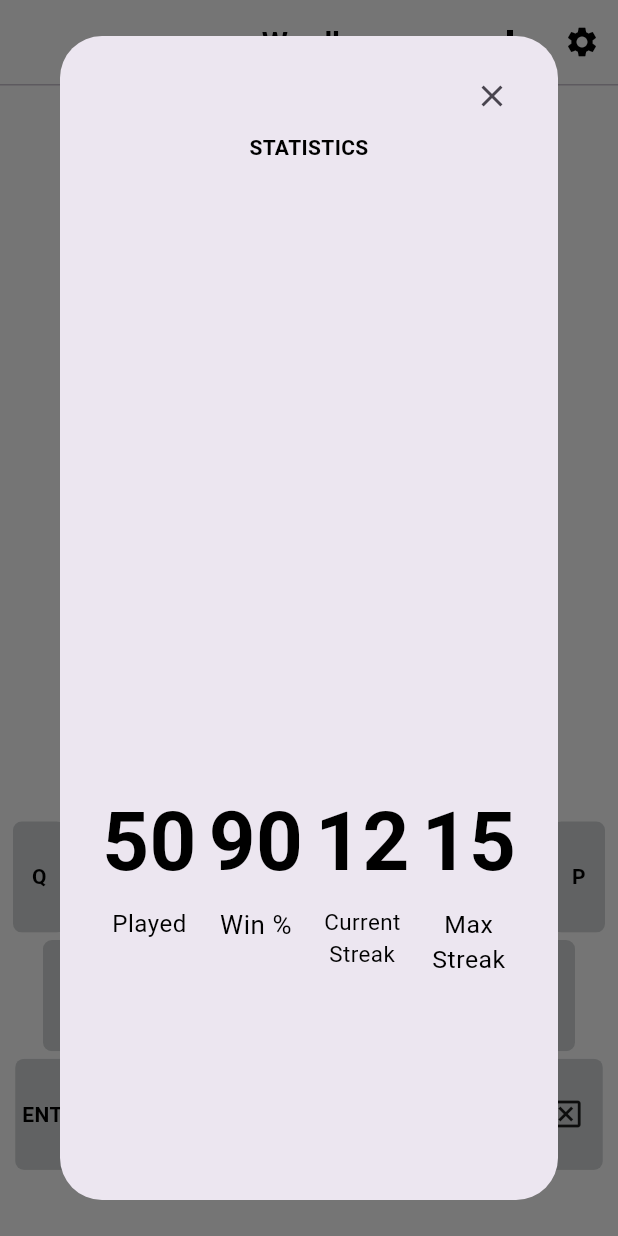
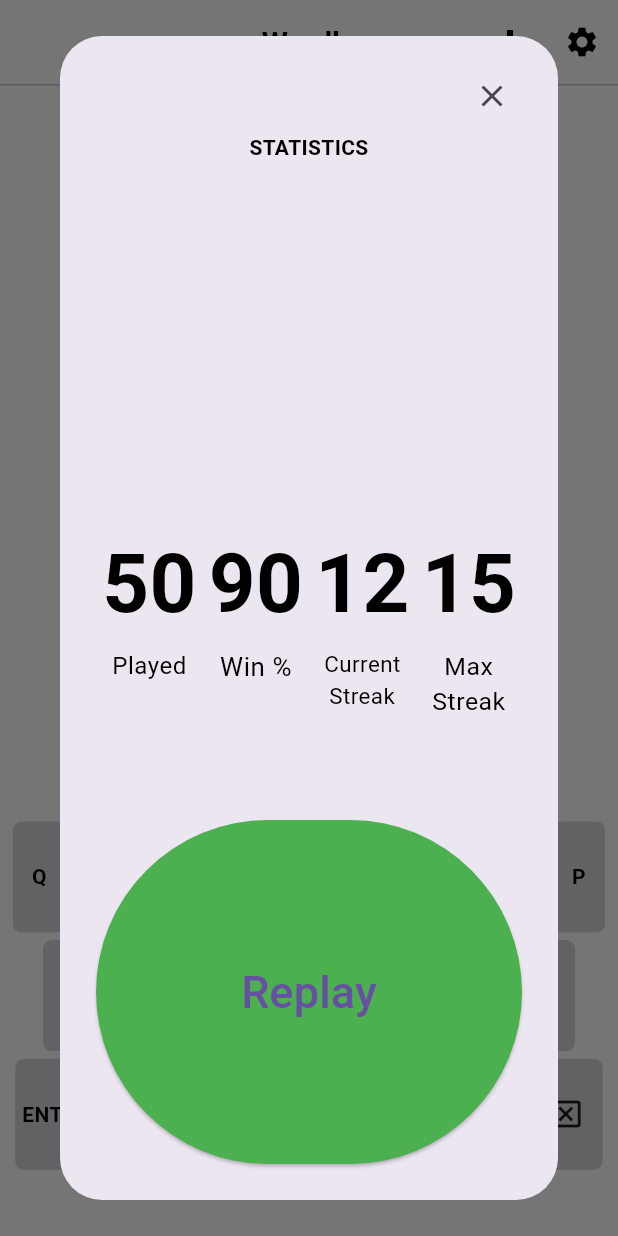
Before and after one commit to b-artur/wordler, a Flutter app: the screen it shows after launch, after a tap on the "bar chart" icon, on a phone screen of 412 x 824 dp. Run offline on Flutter 3.47's test engine with Material 3 defaults, Android fonts, the phone set to English and light mode, and no system bars; our stand-ins replace shared_preferences.

Commit message:
New features: -- implement game restarting button and functionality

```diff
--- a/lib/components/stats_box.dart
+++ b/lib/components/stats_box.dart
@@ -1,5 +1,8 @@
 import 'package:flutter/material.dart';
 import 'package:wordle/components/stats_tile.dart';
+import 'package:wordle/constants/answer_stages.dart';
+import 'package:wordle/data/keys_map.dart';
+import 'package:wordle/main.dart';
 
 class StatsBox extends StatefulWidget {
   const StatsBox({super.key});
@@ -45,6 +48,26 @@ class _StatsBoxState extends State<StatsBox> {
               ),
             ],
           )),
+          Expanded(
+              child: ElevatedButton(
+                  style: ElevatedButton.styleFrom(
+                    primary: Colors.green,
+                  ),
+                  onPressed: () {
+                    keysMap.updateAll(
+                        (key, value) => value = AnswerStage.notAnswered);
+
+                    Navigator.pushAndRemoveUntil(
+                        context,
+                        MaterialPageRoute(builder: (context) => MyApp()),
+                        (route) => false);
+                  },
+                  child: Text(
+                    'Replay',
+                    style: TextStyle(
+                      fontSize: 30,
+                    ),
+                  )))
         ],
       ),
     );
--- a/lib/main.dart
+++ b/lib/main.dart
@@ -1,6 +1,5 @@
 import 'package:flutter/material.dart';
 import 'package:provider/provider.dart';
-import 'package:wordle/pages/settings.dart';
 import 'package:wordle/providers/controller.dart';
 import 'package:wordle/providers/theme_provider.dart';
 import 'package:wordle/themes/theme_preferences.dart';
@@ -9,10 +8,7 @@ import 'package:wordle/themes/themes.dart';
 import 'pages/home_page.dart';
 
 void main() {
-  runApp(MultiProvider(providers: [
-    ChangeNotifierProvider(create: (_) => Controller()),
-    ChangeNotifierProvider(create: (_) => ThemeProvider()),
-  ], child: const MyApp()));
+  runApp(const MyApp());
 }
 
 class MyApp extends StatelessWidget {
@@ -20,7 +16,12 @@ class MyApp extends StatelessWidget {
 
   @override
   Widget build(BuildContext context) {
-    return FutureBuilder(
+    return MultiProvider(
+      providers: [
+        ChangeNotifierProvider(create: (_) => Controller()),
+        ChangeNotifierProvider(create: (_) => ThemeProvider()),
+      ],
+      child: FutureBuilder(
         initialData: false,
         future: ThemePreferences.getTheme(),
         builder: (context, snapshot) {
@@ -41,6 +42,7 @@ class MyApp extends StatelessWidget {
             ),
           );
         },
+      ),
     );
   }
 }
```
Lines whose indentation alone changed are shown as unchanged.
